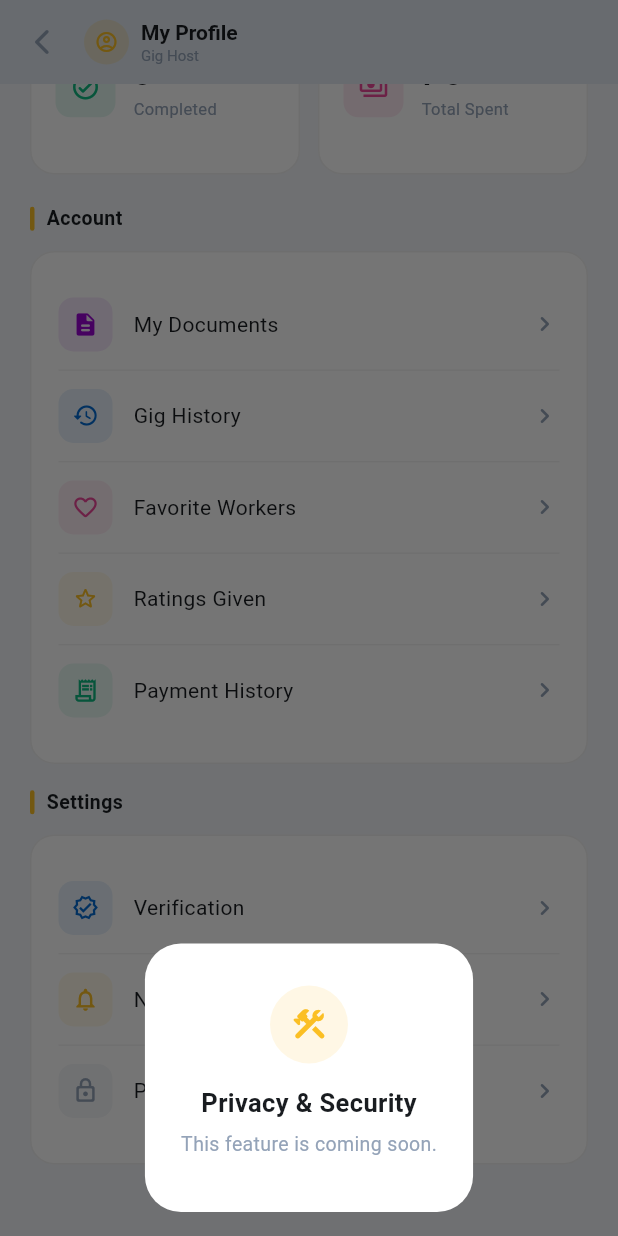
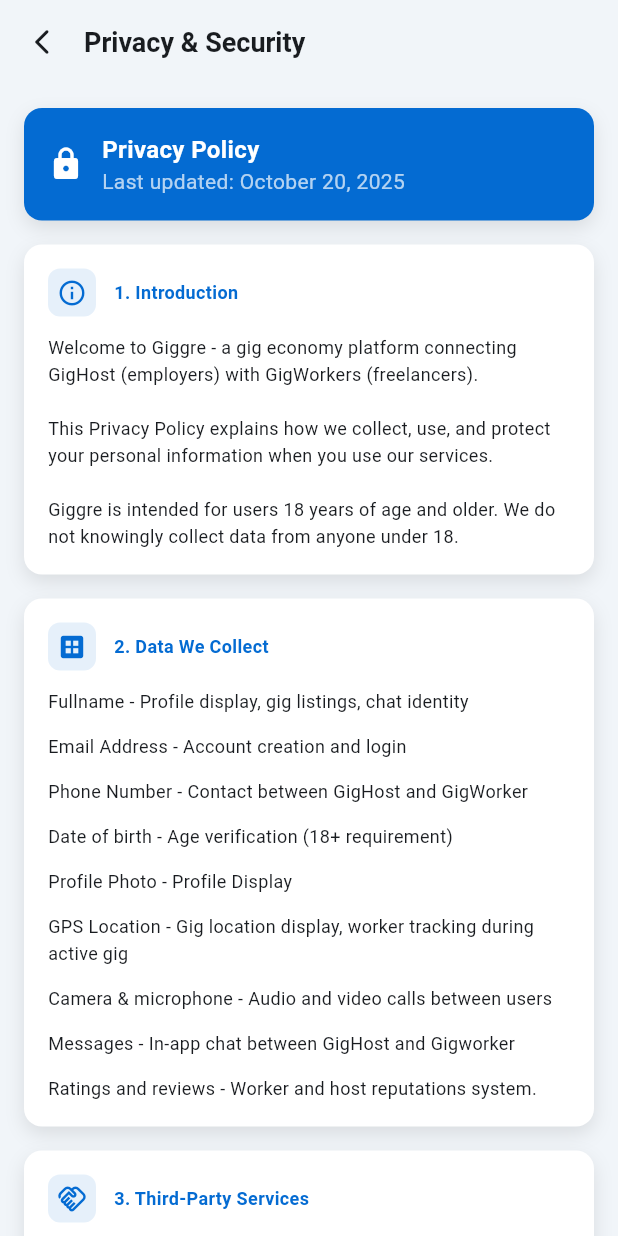
Before and after one commit to JoshuaAirstaffs/giggre_app, a Flutter app: the GigHostProfileScreen screen opened directly, scrolled down 489 dp, after a tap on "Privacy & Security", on a phone screen of 412 x 824 dp. Run offline on Flutter 3.47's test engine with Material 3 defaults, Android fonts, the phone set to English and light mode, and no system bars; our stand-ins replace audioplayers, cached_network_image, carousel_slider, cloud_firestore, device_info_plus, file_picker and 11 more; missing offline and left inert: agora_rtc_engine, flutter_polyline_points; accounts and stored records are empty.

Commit message:
security privacy

```diff
--- a/lib/features/gig_host/presentation/gig_host_profile_screen.dart
+++ b/lib/features/gig_host/presentation/gig_host_profile_screen.dart
@@ -5,6 +5,7 @@ import 'package:cloud_firestore/cloud_firestore.dart';
 import 'package:cached_network_image/cached_network_image.dart';
 import 'package:giggre_app/core/providers/current_user_provider.dart';
 import 'package:giggre_app/features/gig_host/presentation/my_documents_screen.dart';
+import 'package:giggre_app/features/gig_host/presentation/privacy_security_screen.dart';
 import 'package:giggre_app/features/gig_worker/presentation/verification_screen.dart';
 import 'package:provider/provider.dart';
 import '../../../core/theme/app_colors.dart';
@@ -898,7 +899,12 @@ class _GigHostProfileScreenState extends State<GigHostProfileScreen> {
                             icon: Icons.lock_outline_rounded,
                             iconColor: const Color(0xFF94A3B8),
                             label: 'Privacy & Security',
-                            onTap: () => _showComingSoon('Privacy & Security'),
+                            onTap: () => Navigator.push(
+                              context,
+                              MaterialPageRoute(
+                                builder: (context) => const PrivacySecurityScreen(),
+                              ),
+                            ),
                           ),
                         ],
                       ),
--- /dev/null
+++ b/lib/features/gig_host/presentation/privacy_security_screen.dart
@@ -0,0 +1,406 @@
+import 'dart:io';
+import 'package:flutter/material.dart';
+import 'package:giggre_app/core/theme/app_colors.dart';
+
+class PrivacySecurityScreen extends StatefulWidget {
+  const PrivacySecurityScreen({super.key});
+
+  @override
+  State<PrivacySecurityScreen> createState() => _PrivacySecurityScreenState();
+}
+
+class _PrivacySecurityScreenState extends State<PrivacySecurityScreen> {
+  @override
+  Widget build(BuildContext context) {
+    final bgColor = Theme.of(context).scaffoldBackgroundColor;
+    final cardColor = Theme.of(context).cardColor;
+    final onSurface = Theme.of(context).colorScheme.onSurface;
+
+    return Scaffold(
+      backgroundColor: bgColor,
+      appBar: AppBar(
+        backgroundColor: bgColor,
+        elevation: 0,
+        titleSpacing: 0,
+        title: Text(
+          'Privacy & Security',
+          style: TextStyle(
+            fontSize: 18,
+            fontWeight: FontWeight.bold,
+            color: onSurface,
+          ),
+        ),
+        leading: IconButton(
+          icon: const Icon(Icons.arrow_back_ios_new_rounded, size: 20),
+          onPressed: () => Navigator.pop(context),
+        ),
+      ),
+      body: ListView(
+        padding: const EdgeInsets.all(16),
+        children: [
+          // Header
+          Container(
+            padding: const EdgeInsets.all(16),
+            decoration: BoxDecoration(
+              color: kBlue,
+              borderRadius: BorderRadius.circular(12),
+              boxShadow: [
+                BoxShadow(
+                  color: Colors.black.withValues(alpha: 0.1),
+                  blurRadius: 10,
+                  offset: const Offset(0, 5),
+                ),
+              ],
+            ),
+            child: const Row(
+              children: [
+                Icon(Icons.lock_rounded, color: Colors.white),
+                SizedBox(width: 12),
+                Expanded(
+                  child: Column(
+                    crossAxisAlignment: CrossAxisAlignment.start,
+                    children: [
+                      Text(
+                        'Privacy Policy',
+                        style: TextStyle(
+                          color: Colors.white,
+                          fontSize: 16,
+                          fontWeight: FontWeight.bold,
+                        ),
+                      ),
+                      Text(
+                        'Last updated: October 20, 2025',
+                        style: TextStyle(color: Colors.white70, fontSize: 14),
+                      ),
+                    ],
+                  ),
+                ),
+              ],
+            ),
+          ),
+          const SizedBox(height: 16),
+          _introductionCard(cardColor, onSurface),
+          const SizedBox(height: 16),
+          _dataWeCollect(cardColor, onSurface),
+          const SizedBox(height: 16),
+          _thirdPartyServices(cardColor, onSurface),
+          const SizedBox(height: 24),
+          _howWeUseYourData(cardColor, onSurface),
+          const SizedBox(height: 24),
+          _locationData(cardColor, onSurface),
+          const SizedBox(height: 24),
+          _dataSharing(cardColor, onSurface),
+          const SizedBox(height: 24),
+          _dataRetention(cardColor, onSurface),
+          const SizedBox(height: 24),
+          _yourRights(cardColor, onSurface),
+          const SizedBox(height: 24),
+          _childrensPrivacy(cardColor, onSurface),
+          const SizedBox(height: 24),
+          _security(cardColor, onSurface),
+          const SizedBox(height: 24),
+          _questionCard(),
+          const SizedBox(height: 24),
+          Text(
+            '© 2026 Giggre. All rights reserved.',
+            textAlign: TextAlign.center,
+            style: TextStyle(color: onSurface.withValues(alpha: 0.38), fontSize: 12),
+          ),
+          const SizedBox(height: 24),
+        ],
+      ),
+    );
+  }
+}
+
+Widget _sectionCard({
+  required Color cardColor,
+  required Widget child,
+}) {
+  return Container(
+    padding: const EdgeInsets.all(16),
+    decoration: BoxDecoration(
+      color: cardColor,
+      borderRadius: BorderRadius.circular(12),
+      boxShadow: [
+        BoxShadow(
+          color: Colors.black.withValues(alpha: 0.1),
+          blurRadius: 10,
+          offset: const Offset(0, 5),
+        ),
+      ],
+    ),
+    child: child,
+  );
+}
+
+Widget _sectionHeader(IconData icon, String title) {
+  return Row(
+    children: [
+      Container(
+        padding: const EdgeInsets.all(6),
+        decoration: BoxDecoration(
+          color: kBlue.withValues(alpha: 0.1),
+          borderRadius: BorderRadius.circular(8),
+        ),
+        child: Icon(icon, color: kBlue, size: 20),
+      ),
+      const SizedBox(width: 12),
+      Text(
+        title,
+        style: TextStyle(
+          color: kBlue,
+          fontSize: 12,
+          fontWeight: FontWeight.bold,
+        ),
+      ),
+    ],
+  );
+}
+
+TextStyle _bodyStyle(Color onSurface) =>
+    TextStyle(color: onSurface, fontSize: 12, height: 1.5);
+
+Widget _introductionCard(Color cardColor, Color onSurface) {
+  return _sectionCard(
+    cardColor: cardColor,
+    child: Column(
+      crossAxisAlignment: CrossAxisAlignment.start,
+      spacing: 12,
+      children: [
+        _sectionHeader(Icons.info_outline, '1. Introduction'),
+        Text(
+          'Welcome to Giggre - a gig economy platform connecting GigHost (employers) with GigWorkers (freelancers).\n\n'
+          'This Privacy Policy explains how we collect, use, and protect your personal information when you use our services.\n\n'
+          'Giggre is intended for users 18 years of age and older. We do not knowingly collect data from anyone under 18.',
+          style: _bodyStyle(onSurface),
+        ),
+      ],
+    ),
+  );
+}
+
+Widget _dataWeCollect(Color cardColor, Color onSurface) {
+  final content = [
+    'Fullname - Profile display, gig listings, chat identity',
+    'Email Address - Account creation and login',
+    'Phone Number - Contact between GigHost and GigWorker',
+    'Date of birth - Age verification (18+ requirement)',
+    'Profile Photo - Profile Display',
+    'GPS Location - Gig location display, worker tracking during active gig',
+    'Camera & microphone - Audio and video calls between users',
+    'Messages - In-app chat between GigHost and Gigworker',
+    'Ratings and reviews - Worker and host reputations system.',
+  ];
+
+  return _sectionCard(
+    cardColor: cardColor,
+    child: Column(
+      crossAxisAlignment: CrossAxisAlignment.start,
+      spacing: 12,
+      children: [
+        _sectionHeader(Icons.dataset, '2. Data We Collect'),
+        ...content.map((item) => Text(item, style: _bodyStyle(onSurface))),
+      ],
+    ),
+  );
+}
+
+Widget _thirdPartyServices(Color cardColor, Color onSurface) {
+  final content = [
+    'Firebase Auth (Google LLC) - Account Verification',
+    'Cloud Firestore (Google LLC) - Data (profiles, gigs, chats, etc.)',
+    'Firebase Storage (Google LLC) - Profile photos and media',
+    'Firebase Cloud Messaging (Google LLC) - Push Notifications',
+    'Google Sign in (Google LLC) - OAuth authentication',
+    'Agora RTC (Agora.io) - Realtime audio/video calls',
+  ];
+
+  return _sectionCard(
+    cardColor: cardColor,
+    child: Column(
+      crossAxisAlignment: CrossAxisAlignment.start,
+      spacing: 12,
+      children: [
+        _sectionHeader(Icons.handshake_outlined, '3. Third-Party Services'),
+        ...content.map((item) => Text(item, style: _bodyStyle(onSurface))),
+        Text(
+          'These services have their own privacy policies governed by Google and Agora.io.',
+          style: _bodyStyle(onSurface),
+        ),
+      ],
+    ),
+  );
+}
+
+Widget _howWeUseYourData(Color cardColor, Color onSurface) {
+  final content = [
+    'To create and manage your account',
+    'To match GigWorkers with available gigs.',
+    'To facilitate communication between GigCreators and GigWorkers.',
+    'To track gig progress and worker location during active gigs.',
+    'To process payments and manage transactions.',
+    'To enforce our 18+ age requirement.',
+    'To send app notifications (new gigs, messages, call alerts)',
+    'To improve app performance and user experience',
+  ];
+
+  return _sectionCard(
+    cardColor: cardColor,
+    child: Column(
+      crossAxisAlignment: CrossAxisAlignment.start,
+      spacing: 12,
+      children: [
+        _sectionHeader(Icons.data_object, '4. How We Use Your Data'),
+        ...content.map((item) => Text('• $item', style: _bodyStyle(onSurface))),
+      ],
+    ),
+  );
+}
+
+Widget _locationData(Color cardColor, Color onSurface) {
+  return _sectionCard(
+    cardColor: cardColor,
+    child: Column(
+      crossAxisAlignment: CrossAxisAlignment.start,
+      spacing: 12,
+      children: [
+        _sectionHeader(Icons.location_on, '5. Location Data'),
+        Text('Giggre collects your GPS location in the following cases', style: _bodyStyle(onSurface)),
+        Text('• GigHost: To pin the location of a gig job posting', style: _bodyStyle(onSurface)),
+        Text('• GigWorker: To track your location during gig execution', style: _bodyStyle(onSurface)),
+        Text(
+          'Location tracking is only active during an active gig session. We do not track your location in the background outside of active gigs.',
+          style: _bodyStyle(onSurface),
+        ),
+      ],
+    ),
+  );
+}
+
+Widget _dataSharing(Color cardColor, Color onSurface) {
+  return _sectionCard(
+    cardColor: cardColor,
+    child: Column(
+      crossAxisAlignment: CrossAxisAlignment.start,
+      spacing: 12,
+      children: [
+        _sectionHeader(Icons.share, '6. Data Sharing'),
+        Text(
+          'We do not sell your personal data to third parties. We may share limited information with:',
+          style: _bodyStyle(onSurface),
+        ),
+        Text('• The other party in a gig transaction (name and phone number shared between GigHost and GigWorker)', style: _bodyStyle(onSurface)),
+        Text('• Firebase and Agora for app functionality', style: _bodyStyle(onSurface)),
+        Text('• Law enforcement when required by law or to protect user safety', style: _bodyStyle(onSurface)),
+      ],
+    ),
+  );
+}
+
+Widget _dataRetention(Color cardColor, Color onSurface) {
+  final content = [
+    'Your profile, gigs, and applications are permanently deleted',
+    "Your chat messages are anonymized ('Deleted user')",
+    "Your ratings given to others are anonymized ('Deleted User')",
+    'Your Firebase Auth account is permanently deleted',
+  ];
+
+  return _sectionCard(
+    cardColor: cardColor,
+    child: Column(
+      crossAxisAlignment: CrossAxisAlignment.start,
+      spacing: 12,
+      children: [
+        _sectionHeader(Icons.history, '7. Data Retention'),
+        Text(
+          'We retain your data for as long as your account is active. When you delete your account:',
+          style: _bodyStyle(onSurface),
+        ),
+        ...content.map((item) => Text('• $item', style: _bodyStyle(onSurface))),
+      ],
+    ),
+  );
+}
+
+Widget _yourRights(Color cardColor, Color onSurface) {
+  final content = [
+    'Access: View your profile data within the app',
+    'Correction: Update your name and profile information',
+    'Deletion: Request permanent deletion of your account and data',
+    'Data portability: Export your data in a structured format',
+  ];
+
+  return _sectionCard(
+    cardColor: cardColor,
+    child: Column(
+      crossAxisAlignment: CrossAxisAlignment.start,
+      spacing: 12,
+      children: [
+        _sectionHeader(Icons.gavel, '8. Your Rights'),
+        ...content.map((item) => Text('• $item', style: _bodyStyle(onSurface))),
+        Text('To exercise these rights, contact us at support@giggre.com', style: _bodyStyle(onSurface)),
+      ],
+    ),
+  );
+}
+
+Widget _childrensPrivacy(Color cardColor, Color onSurface) {
+  return _sectionCard(
+    cardColor: cardColor,
+    child: Column(
+      crossAxisAlignment: CrossAxisAlignment.start,
+      spacing: 12,
+      children: [
+        _sectionHeader(Icons.child_care, "9. Children's Privacy"),
+        Text(
+          'Giggre is strictly for users 18 years of age and older. We verify age during registration. If we discover a user under 18, we will immediately delete their account.',
+          style: _bodyStyle(onSurface),
+        ),
+      ],
+    ),
+  );
+}
+
+Widget _security(Color cardColor, Color onSurface) {
+  final content = [
+    'All data stored on Google Firebase with industry-standard encryption.',
+    'Authentication handled by Google Firebase Authentication.',
+    'HTTPS enforced on all connections',
+  ];
+
+  return _sectionCard(
+    cardColor: cardColor,
+    child: Column(
+      crossAxisAlignment: CrossAxisAlignment.start,
+      spacing: 12,
+      children: [
+        _sectionHeader(Icons.security, '10. Security'),
+        ...content.map((item) => Text('• $item', style: _bodyStyle(onSurface))),
+      ],
+    ),
+  );
+}
+
+Widget _questionCard() {
+  return Container(
+    padding: const EdgeInsets.all(16),
+    decoration: BoxDecoration(
+      color: Colors.orange.shade50,
+      border: Border.all(color: Colors.orange.shade200),
+      borderRadius: BorderRadius.circular(12),
+    ),
+    child: Row(
+      children: [
+        Icon(Icons.mail_outline, color: Colors.orange),
+        const SizedBox(width: 12),
+        Expanded(
+          child: Text(
+            'Questions about your privacy? Contact us at support@giggre.com',
+            style: TextStyle(color: Colors.black87, fontSize: 12),
+          ),
+        ),
+      ],
+    ),
+  );
+}
```
